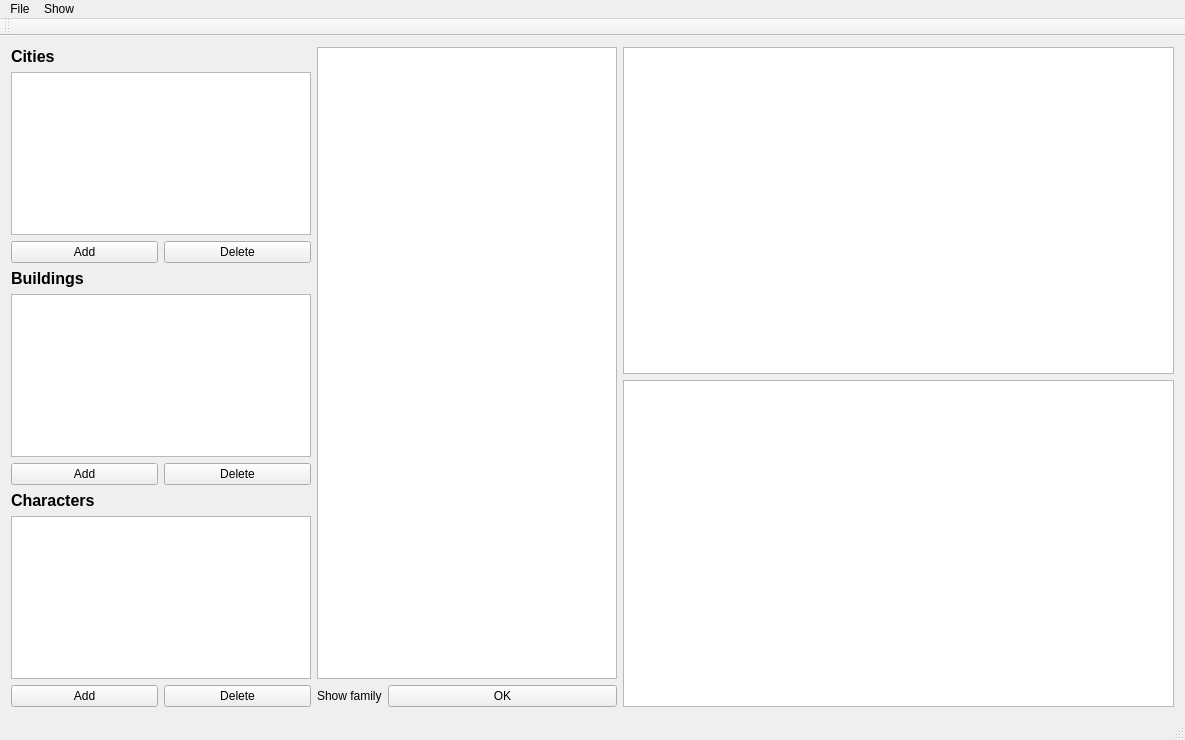
Qt form ModularWorldUi/mainwindow.ui (LordAle/ModularWorld) before a commit.
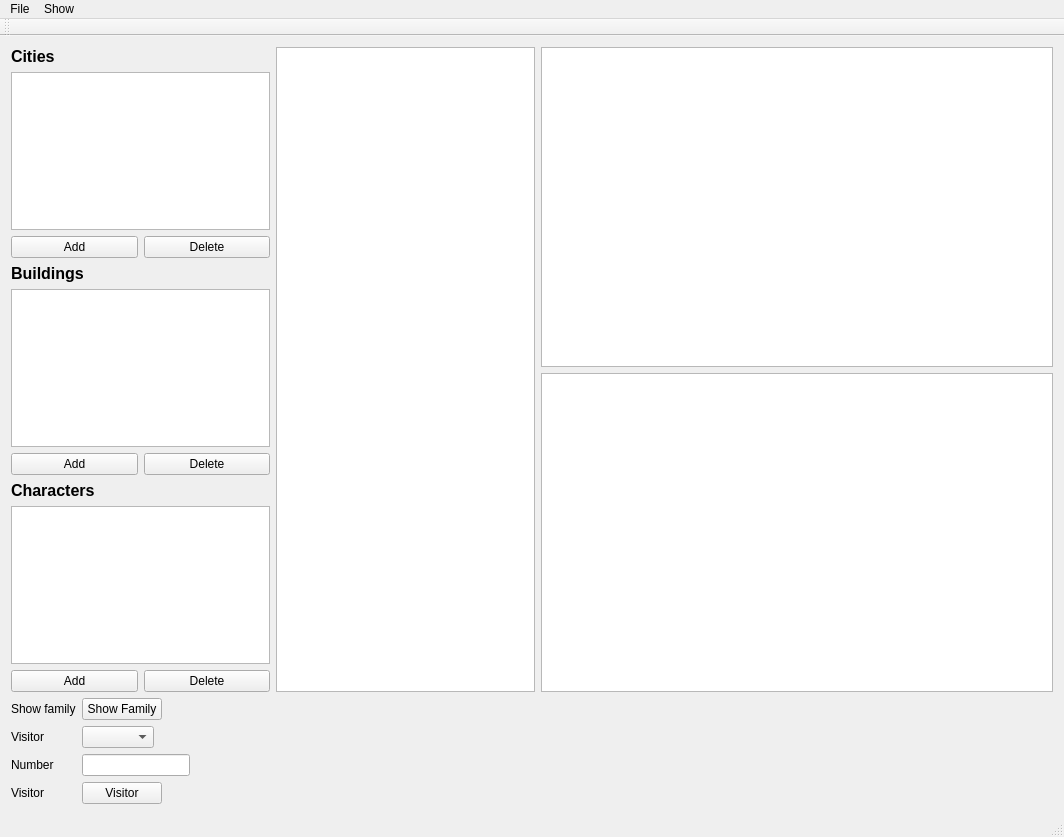
The same form after that commit.

What changed in the file:
```diff
--- a/ModularWorldUi/mainwindow.ui
+++ b/ModularWorldUi/mainwindow.ui
@@ -6,8 +6,8 @@
    <rect>
     <x>0</x>
     <y>0</y>
-    <width>1185</width>
-    <height>740</height>
+    <width>1064</width>
+    <height>837</height>
    </rect>
   </property>
   <property name="windowTitle">
@@ -161,6 +161,9 @@
       </item>
       <item>
        <layout class="QVBoxLayout" name="verticalLayout_6">
+        <property name="sizeConstraint">
+         <enum>QLayout::SetMinimumSize</enum>
+        </property>
         <item>
          <widget class="QListView" name="listViewSelectedValue">
           <property name="maximumSize">
@@ -171,28 +174,13 @@
           </property>
          </widget>
         </item>
-        <item>
-         <layout class="QFormLayout" name="formLayout">
-          <item row="0" column="0">
-           <widget class="QLabel" name="showFamilyLabel">
-            <property name="text">
-             <string>Show family</string>
-            </property>
-           </widget>
-          </item>
-          <item row="0" column="1">
-           <widget class="QPushButton" name="pushButtonShowFamily">
-            <property name="text">
-             <string>OK</string>
-            </property>
-           </widget>
-          </item>
-         </layout>
-        </item>
        </layout>
       </item>
       <item>
        <layout class="QVBoxLayout" name="verticalLayout_4">
+        <property name="sizeConstraint">
+         <enum>QLayout::SetMaximumSize</enum>
+        </property>
         <item>
          <widget class="QTableView" name="tableViewContent">
           <property name="sizePolicy">
@@ -226,6 +214,102 @@
       </item>
      </layout>
     </item>
+    <item row="1" column="0">
+     <layout class="QFormLayout" name="formLayout">
+      <property name="sizeConstraint">
+       <enum>QLayout::SetMaximumSize</enum>
+      </property>
+      <property name="fieldGrowthPolicy">
+       <enum>QFormLayout::FieldsStayAtSizeHint</enum>
+      </property>
+      <item row="0" column="0">
+       <widget class="QLabel" name="showFamilyLabel">
+        <property name="maximumSize">
+         <size>
+          <width>150</width>
+          <height>16777215</height>
+         </size>
+        </property>
+        <property name="text">
+         <string>Show family</string>
+        </property>
+       </widget>
+      </item>
+      <item row="0" column="1">
+       <widget class="QPushButton" name="pushButtonShowFamily">
+        <property name="maximumSize">
+         <size>
+          <width>150</width>
+          <height>16777215</height>
+         </size>
+        </property>
+        <property name="text">
+         <string>Show Family</string>
+        </property>
+       </widget>
+      </item>
+      <item row="1" column="0">
+       <widget class="QLabel" name="visitorLabel">
+        <property name="maximumSize">
+         <size>
+          <width>150</width>
+          <height>16777215</height>
+         </size>
+        </property>
+        <property name="text">
+         <string>Visitor</string>
+        </property>
+       </widget>
+      </item>
+      <item row="1" column="1">
+       <widget class="QComboBox" name="comboBoxVisitor">
+        <property name="maximumSize">
+         <size>
+          <width>150</width>
+          <height>16777215</height>
+         </size>
+        </property>
+       </widget>
+      </item>
+      <item row="2" column="0">
+       <widget class="QLabel" name="numberLabel">
+        <property name="text">
+         <string>Number</string>
+        </property>
+       </widget>
+      </item>
+      <item row="2" column="1">
+       <widget class="QLineEdit" name="lineEditVisitor">
+        <property name="maximumSize">
+         <size>
+          <width>150</width>
+          <height>16777215</height>
+         </size>
+        </property>
+       </widget>
+      </item>
+      <item row="3" column="0">
+       <widget class="QLabel" name="visitorLabel_2">
+        <property name="text">
+         <string>Visitor</string>
+        </property>
+       </widget>
+      </item>
+      <item row="3" column="1">
+       <widget class="QPushButton" name="pushButtonVisitor">
+        <property name="maximumSize">
+         <size>
+          <width>150</width>
+          <height>16777215</height>
+         </size>
+        </property>
+        <property name="text">
+         <string>Visitor</string>
+        </property>
+       </widget>
+      </item>
+     </layout>
+    </item>
    </layout>
   </widget>
   <widget class="QMenuBar" name="menuBar">
@@ -233,7 +317,7 @@
     <rect>
      <x>0</x>
      <y>0</y>
-     <width>1185</width>
+     <width>1064</width>
      <height>21</height>
     </rect>
    </property>
```
